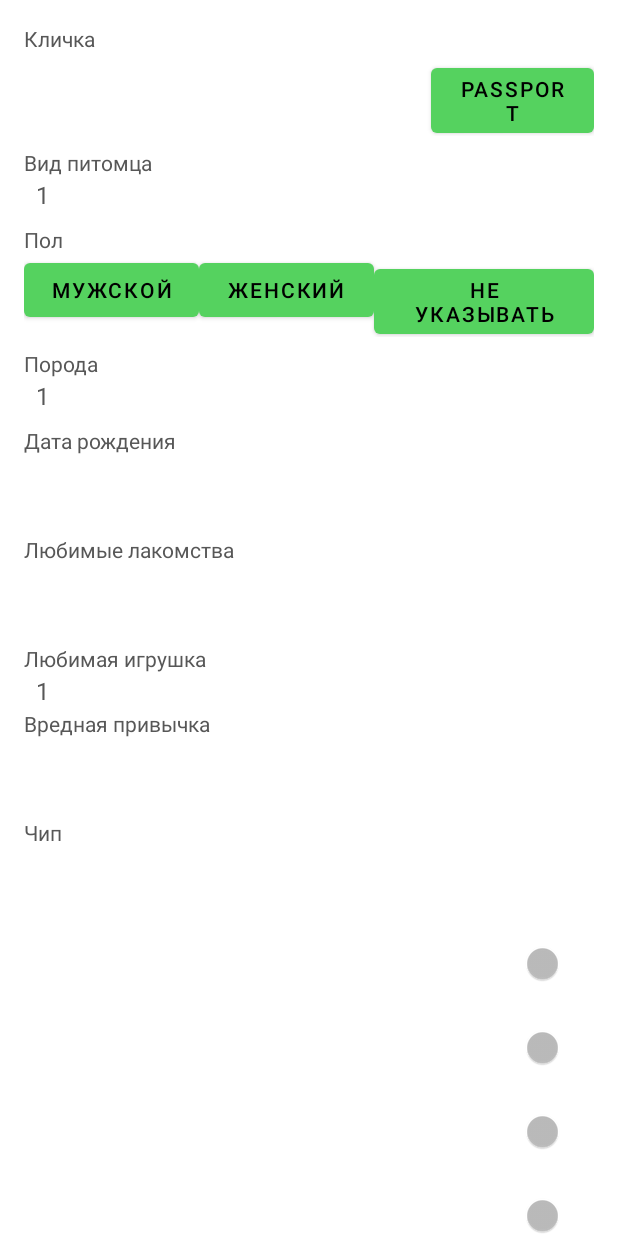
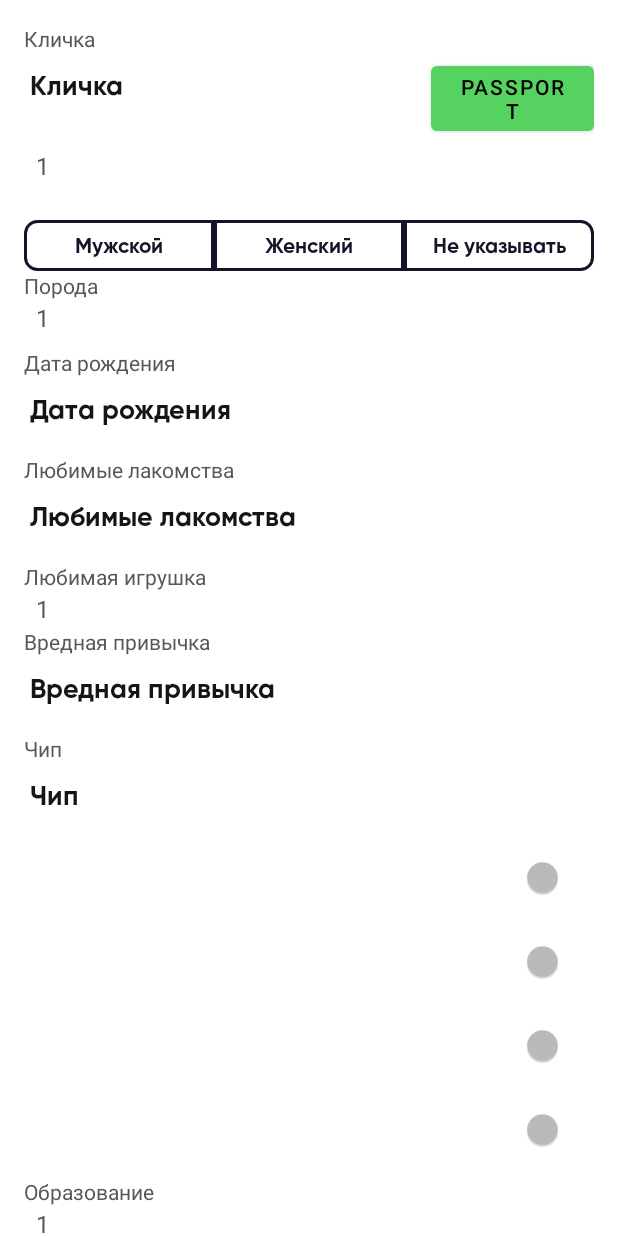
Before and after one commit to MikhailOnegin/HvostNews, an Android app: the PetProfileFragment screen opened through its navigation route, on a phone screen of 412 x 824 dp. Run offline under Robolectric (Android 15) with nearby library versions, the phone set to English and light mode, and no system bars; our stand-ins replace navigation-ui; 10 statements that could not run were skipped.

Commit message:
Работал над экраном питомца
#84551#

```diff
--- a/app/src/main/java/ru/hvost/news/MainViewModel.kt
+++ b/app/src/main/java/ru/hvost/news/MainViewModel.kt
@@ -26,6 +26,9 @@
     val userPetsState = MutableLiveData<State>()
     val userPetsResponse = MutableLiveData<List<Pets>>()
 
+    val petsSpeciesState = MutableLiveData<State>()
+    val petsSpeciesResponse = MutableLiveData<List<Species>>()
+
     var categories: List<Categories>? = null
     var domains: List<Domain>? = null
 
@@ -34,6 +37,7 @@
         loadAllArticles()
         loadUserData()
         loadPetsData()
+        loadSpecies()
     }
 
     private fun loadArticles() {
@@ -98,6 +102,21 @@
         }
     }
 
+    fun loadSpecies() {
+        viewModelScope.launch {
+            petsSpeciesState.value = State.LOADING
+            try {
+                val response = APIService.API.getSpecies().await()
+                if (response.result == "success") {
+                    petsSpeciesResponse.value = response.species?.toSpecies()
+                    petsSpeciesState.value = State.SUCCESS
+                } else petsSpeciesState.value = State.ERROR
+            } catch (exc: Exception) {
+                petsSpeciesState.value = State.FAILURE
+            }
+        }
+    }
+
     fun changeUserData(
         name: String?,
         surname: String?,
@@ -131,4 +150,10 @@
         }
     }
 
+    companion object {
+        const val SEX_MALE = 8
+        const val SEX_FEMALE = 9
+        const val UNKNOWN = 0
+    }
+
 }
--- a/app/src/main/java/ru/hvost/news/data/api/APIService.kt
+++ b/app/src/main/java/ru/hvost/news/data/api/APIService.kt
@@ -34,6 +34,9 @@
     fun getArticlesAsync(
         @Query("userToken") userToken: String? = null
     ): Deferred<ArticlesResponse>
+
+    @GET("/rest/Registration/getSpecies/")
+    fun getSpecies(): Deferred<SpeciesResponse>
 
     @GET("/rest/UserProfile/updateUserProfile/")
     fun getUpdateUserProfileAsync(
--- a/app/src/main/res/layout/fragment_pet_profile.xml
+++ b/app/src/main/res/layout/fragment_pet_profile.xml
@@ -24,6 +24,7 @@
 
             <EditText
                 android:id="@+id/name"
+                style="@style/EditText"
                 android:layout_width="0dp"
                 android:layout_height="wrap_content"
                 android:layout_weight="1"
@@ -37,11 +38,6 @@
 
         </LinearLayout>
 
-        <TextView
-            android:layout_width="match_parent"
-            android:layout_height="wrap_content"
-            android:text="@string/type" />
-
         <Spinner
             android:id="@+id/type"
             android:layout_width="match_parent"
@@ -49,34 +45,38 @@
             android:layout_marginBottom="@dimen/smallMargin"
             android:entries="@array/testItems" />
 
-        <TextView
-            android:layout_width="match_parent"
-            android:layout_height="wrap_content"
-            android:text="@string/gender" />
-
         <LinearLayout
             android:layout_width="match_parent"
             android:layout_height="wrap_content"
-            android:layout_marginBottom="@dimen/smallMargin"
-            android:orientation="horizontal">
+            android:orientation="horizontal"
+            android:layout_marginTop="@dimen/normalMargin">
 
-            <Button
+            <TextView
+                android:id="@+id/sexMale"
                 android:layout_width="0dp"
+                android:layout_weight="1"
                 android:layout_height="wrap_content"
-                android:layout_weight="0.8"
-                android:text="мужской" />
+                android:text="@string/sexMale"
+                style="@style/SexTextView"
+                android:background="@drawable/sex_selector_left"/>
 
-            <Button
+            <TextView
+                android:id="@+id/sexFemale"
                 android:layout_width="0dp"
+                android:layout_weight="1"
                 android:layout_height="wrap_content"
-                android:layout_weight="0.8"
-                android:text="женский" />
+                android:text="@string/sexFemale"
+                style="@style/SexTextView"
+                android:background="@drawable/sex_selector_middle"/>
 
-            <Button
+            <TextView
+                android:id="@+id/sexUnknown"
                 android:layout_width="0dp"
+                android:layout_weight="1"
                 android:layout_height="wrap_content"
-                android:layout_weight="1"
-                android:text="не указывать" />
+                android:text="@string/sexUnknown"
+                style="@style/SexTextView"
+                android:background="@drawable/sex_selector_right"/>
 
         </LinearLayout>
 
@@ -99,6 +99,7 @@
 
         <EditText
             android:id="@+id/birthday"
+            style="@style/EditText"
             android:layout_width="match_parent"
             android:layout_height="wrap_content"
             android:layout_marginBottom="@dimen/smallMargin"
@@ -111,7 +112,8 @@
             android:text="@string/food" />
 
         <EditText
-            android:id="@+id/favEat"
+            android:id="@+id/delicious"
+            style="@style/EditText"
             android:layout_width="match_parent"
             android:layout_height="wrap_content"
             android:layout_marginBottom="@dimen/smallMargin"
@@ -136,6 +138,7 @@
 
         <EditText
             android:id="@+id/badHabit"
+            style="@style/EditText"
             android:layout_width="match_parent"
             android:layout_height="wrap_content"
             android:layout_marginBottom="@dimen/smallMargin"
@@ -149,6 +152,7 @@
 
         <EditText
             android:id="@+id/chip"
+            style="@style/EditText"
             android:layout_width="match_parent"
             android:layout_height="wrap_content"
             android:layout_marginBottom="@dimen/smallMargin"
```
Also changed, not shown: app/src/main/java/ru/hvost/news/data/api/response/SpeciesResponse.kt (added, +11 -0 lines), app/src/main/java/ru/hvost/news/models/Species.kt (+16 -0 lines), app/src/main/java/ru/hvost/news/presentation/fragments/profile/PetProfileFragment.kt (+66 -2 lines).
